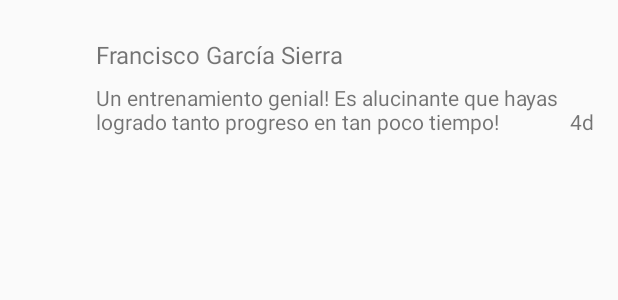
After one commit to FrangSierra/KotlinFirechat, an Android app: the layout item_message.xml on its own in the app's theme, with its tools: preview values and no code run, on a phone screen of 412 x 824 dp. The commit adds this screen. Shown: the top 300 px of the screen. Run offline under Robolectric (Android 15) with nearby library versions, the phone set to English and light mode, and no system bars.

```diff
--- a/app/src/main/java/frangsierra/kotlinfirechat/core/dagger/AppComponent.kt
+++ b/app/src/main/java/frangsierra/kotlinfirechat/core/dagger/AppComponent.kt
@@ -5,6 +5,7 @@ import android.content.Context
 import dagger.Component
 import dagger.Module
 import dagger.Provides
+import frangsierra.kotlinfirechat.chat.store.ChatModule
 import frangsierra.kotlinfirechat.core.firebase.FirebaseModule
 import frangsierra.kotlinfirechat.core.flux.App
 import frangsierra.kotlinfirechat.core.flux.FluxActivity
@@ -24,6 +25,7 @@ interface AppComponent {
 @AppScope
 @Component(modules = [(AppModule::class),
     (FirebaseModule::class),
+    (ChatModule::class),
     (SessionModule::class)])
 
 interface DefaultAppComponent : AppComponent {
--- a/app/src/main/java/frangsierra/kotlinfirechat/session/controller/SessionController.kt
+++ b/app/src/main/java/frangsierra/kotlinfirechat/session/controller/SessionController.kt
@@ -2,11 +2,7 @@ package frangsierra.kotlinfirechat.session.controller
 
 import com.google.firebase.auth.*
 import frangsierra.kotlinfirechat.core.dagger.AppScope
-import frangsierra.kotlinfirechat.core.firebase.User
-import frangsierra.kotlinfirechat.core.firebase.associatedProviders
-import frangsierra.kotlinfirechat.core.firebase.toUser
-import frangsierra.kotlinfirechat.session.model.FirebaseUserNotFound
-import frangsierra.kotlinfirechat.session.model.ProviderNotLinkedException
+import frangsierra.kotlinfirechat.session.model.*
 import frangsierra.kotlinfirechat.session.store.CreateAccountCompleteAction
 import frangsierra.kotlinfirechat.session.store.LoginCompleteAction
 import frangsierra.kotlinfirechat.session.store.VerificationEmailSentAction
--- a/app/src/main/java/frangsierra/kotlinfirechat/session/store/SessionActions.kt
+++ b/app/src/main/java/frangsierra/kotlinfirechat/session/store/SessionActions.kt
@@ -1,8 +1,8 @@
 package frangsierra.kotlinfirechat.session.store
 
 import com.google.firebase.auth.AuthCredential
-import frangsierra.kotlinfirechat.core.firebase.User
 import frangsierra.kotlinfirechat.session.model.LoginProvider
+import frangsierra.kotlinfirechat.session.model.User
 import frangsierra.kotlinfirechat.util.Task
 import mini.Action
 
--- a/app/src/main/java/frangsierra/kotlinfirechat/session/store/SessionState.kt
+++ b/app/src/main/java/frangsierra/kotlinfirechat/session/store/SessionState.kt
@@ -1,7 +1,7 @@
 package frangsierra.kotlinfirechat.session.store
 
-import frangsierra.kotlinfirechat.core.firebase.User
 import frangsierra.kotlinfirechat.session.model.LoginProvider
+import frangsierra.kotlinfirechat.session.model.User
 import frangsierra.kotlinfirechat.util.Task
 
 data class SessionState(val verified: Boolean = false,
--- a/app/src/main/java/frangsierra/kotlinfirechat/util/GoogleSignInApiUtils.kt
+++ b/app/src/main/java/frangsierra/kotlinfirechat/util/GoogleSignInApiUtils.kt
@@ -1,7 +1,7 @@
 package frangsierra.kotlinfirechat.util
 
 import com.google.android.gms.auth.api.signin.GoogleSignInAccount
-import frangsierra.kotlinfirechat.core.firebase.User
+import frangsierra.kotlinfirechat.session.model.User
 
 object GoogleSignInApiUtils {
 
--- /dev/null
+++ b/app/src/main/res/layout/item_message.xml
@@ -0,0 +1,56 @@
+<?xml version="1.0" encoding="utf-8"?>
+<android.support.constraint.ConstraintLayout xmlns:android="http://schemas.android.com/apk/res/android"
+                                             xmlns:app="http://schemas.android.com/apk/res-auto"
+                                             xmlns:tools="http://schemas.android.com/tools"
+                                             android:id="@+id/user_data_item_layout"
+                                             android:layout_width="match_parent"
+                                             android:layout_height="wrap_content">
+
+    <ImageView
+        android:id="@+id/comment_author_picture"
+        android:layout_height="48dp"
+        android:layout_margin="8dp"
+        android:layout_marginBottom="8dp"
+        android:layout_marginStart="8dp"
+        android:layout_width="48dp"
+        app:layout_constraintBottom_toBottomOf="parent"
+        app:layout_constraintStart_toStartOf="parent"
+        app:layout_constraintTop_toTopOf="parent"/>
+
+    <TextView
+        android:id="@+id/comment_author_username"
+        android:layout_width="0dp"
+        android:layout_height="wrap_content"
+        android:layout_marginEnd="16dp"
+        android:layout_marginStart="8dp"
+        android:textSize="16sp"
+        app:layout_constraintEnd_toStartOf="@id/comment_time_ago"
+        app:layout_constraintHorizontal_chainStyle="spread_inside"
+        app:layout_constraintStart_toEndOf="@+id/comment_author_picture"
+        app:layout_constraintTop_toTopOf="@+id/comment_author_picture"
+        tools:text="Francisco García Sierra" />
+
+    <TextView
+        android:id="@+id/comment_time_ago"
+        android:layout_height="wrap_content"
+        android:layout_marginBottom="8dp"
+        android:layout_marginEnd="16dp"
+        android:layout_width="wrap_content"
+        android:textSize="14sp"
+        app:layout_constraintBottom_toBottomOf="@+id/comment_description"
+        app:layout_constraintEnd_toEndOf="parent"
+        app:layout_constraintStart_toEndOf="@id/comment_author_username"
+        tools:text="4d"/>
+
+    <TextView
+        android:id="@+id/comment_description"
+        android:layout_width="0dp"
+        android:textSize="14sp"
+        android:layout_height="wrap_content"
+        android:padding="8dp"
+        app:layout_constraintEnd_toEndOf="parent"
+        app:layout_constraintStart_toEndOf="@+id/comment_author_picture"
+        app:layout_constraintTop_toBottomOf="@+id/comment_author_username"
+        tools:text="Un entrenamiento genial! Es alucinante que hayas logrado tanto progreso en tan poco tiempo!" />
+
+</android.support.constraint.ConstraintLayout>
```
Also changed, not shown: app/src/main/java/frangsierra/kotlinfirechat/chat/controller/MessagesController.kt (added, +65 -0 lines), app/src/main/java/frangsierra/kotlinfirechat/chat/model/Models.kt (added, +10 -0 lines), app/src/main/java/frangsierra/kotlinfirechat/chat/store/ChatActions.kt (added, +18 -0 lines), app/src/main/java/frangsierra/kotlinfirechat/chat/store/ChatState.kt (added, +9 -0 lines), app/src/main/java/frangsierra/kotlinfirechat/chat/store/ChatStore.kt (added, +65 -0 lines), app/src/main/java/frangsierra/kotlinfirechat/core/firebase/FirebaseModels.kt (+45 -19 lines), app/src/main/java/frangsierra/kotlinfirechat/core/firebase/FirebaseRefs.kt (added, +20 -0 lines), app/src/main/java/frangsierra/kotlinfirechat/session/model/User.kt (added, +40 -0 lines), app/src/main/res/layout/home_activity.xml (+49 -17 lines).
